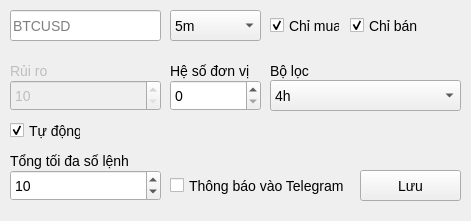
First picture: the form in ui/EditWindow.ui, repository nguyenvantat1182002/rsi-signal-bot, before the edit.
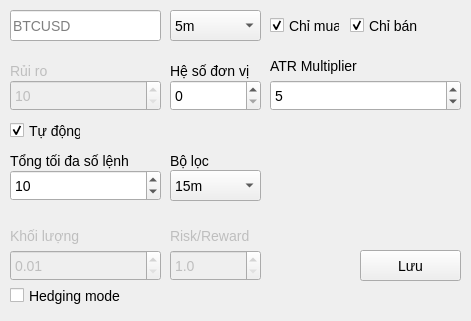
Second picture: the form after the edit.

The edit to the form file:
```diff
--- a/ui/EditWindow.ui
+++ b/ui/EditWindow.ui
@@ -7,21 +7,9 @@
     <x>0</x>
     <y>0</y>
     <width>471</width>
-    <height>221</height>
+    <height>321</height>
    </rect>
   </property>
-  <property name="minimumSize">
-   <size>
-    <width>471</width>
-    <height>221</height>
-   </size>
-  </property>
-  <property name="maximumSize">
-   <size>
-    <width>471</width>
-    <height>221</height>
-   </size>
-  </property>
   <property name="windowTitle">
    <string>TRADER 2 - EDIT</string>
   </property>
@@ -204,7 +192,7 @@
     <property name="geometry">
      <rect>
       <x>360</x>
-      <y>170</y>
+      <y>250</y>
       <width>101</width>
       <height>31</height>
      </rect>
@@ -245,8 +233,8 @@
    <widget class="QLabel" name="label_4">
     <property name="geometry">
      <rect>
-      <x>270</x>
-      <y>60</y>
+      <x>170</x>
+      <y>150</y>
       <width>47</width>
       <height>21</height>
      </rect>
@@ -258,9 +246,9 @@
    <widget class="QComboBox" name="comboBox_2">
     <property name="geometry">
      <rect>
-      <x>270</x>
-      <y>80</y>
-      <width>191</width>
+      <x>170</x>
+      <y>170</y>
+      <width>91</width>
       <height>31</height>
      </rect>
     </property>
@@ -270,6 +258,16 @@
     <property name="currentIndex">
      <number>0</number>
     </property>
+    <item>
+     <property name="text">
+      <string>15m</string>
+     </property>
+    </item>
+    <item>
+     <property name="text">
+      <string>1h</string>
+     </property>
+    </item>
     <item>
      <property name="text">
       <string>4h</string>
@@ -284,9 +282,9 @@
    <widget class="QCheckBox" name="checkBox_4">
     <property name="geometry">
      <rect>
-      <x>170</x>
-      <y>170</y>
-      <width>181</width>
+      <x>10</x>
+      <y>280</y>
+      <width>121</width>
       <height>31</height>
      </rect>
     </property>
@@ -294,7 +292,115 @@
      <cursorShape>PointingHandCursor</cursorShape>
     </property>
     <property name="text">
-     <string>Thông báo vào Telegram</string>
+     <string>Hedging mode</string>
+    </property>
+   </widget>
+   <widget class="QDoubleSpinBox" name="doubleSpinBox">
+    <property name="enabled">
+     <bool>false</bool>
+    </property>
+    <property name="geometry">
+     <rect>
+      <x>10</x>
+      <y>250</y>
+      <width>151</width>
+      <height>31</height>
+     </rect>
+    </property>
+    <property name="minimum">
+     <double>0.010000000000000</double>
+    </property>
+    <property name="maximum">
+     <double>0.100000000000000</double>
+    </property>
+    <property name="singleStep">
+     <double>0.010000000000000</double>
+    </property>
+   </widget>
+   <widget class="QLabel" name="label_5">
+    <property name="enabled">
+     <bool>false</bool>
+    </property>
+    <property name="geometry">
+     <rect>
+      <x>10</x>
+      <y>220</y>
+      <width>71</width>
+      <height>31</height>
+     </rect>
+    </property>
+    <property name="text">
+     <string>Khối lượng</string>
+    </property>
+   </widget>
+   <widget class="QLabel" name="label_6">
+    <property name="geometry">
+     <rect>
+      <x>270</x>
+      <y>50</y>
+      <width>91</width>
+      <height>31</height>
+     </rect>
+    </property>
+    <property name="text">
+     <string>ATR Multiplier</string>
+    </property>
+   </widget>
+   <widget class="QSpinBox" name="spinBox_4">
+    <property name="geometry">
+     <rect>
+      <x>270</x>
+      <y>80</y>
+      <width>191</width>
+      <height>31</height>
+     </rect>
+    </property>
+    <property name="minimum">
+     <number>1</number>
+    </property>
+    <property name="value">
+     <number>5</number>
+    </property>
+   </widget>
+   <widget class="QLabel" name="label_7">
+    <property name="enabled">
+     <bool>false</bool>
+    </property>
+    <property name="geometry">
+     <rect>
+      <x>170</x>
+      <y>220</y>
+      <width>91</width>
+      <height>31</height>
+     </rect>
+    </property>
+    <property name="text">
+     <string>Risk/Reward</string>
+    </property>
+   </widget>
+   <widget class="QDoubleSpinBox" name="doubleSpinBox_2">
+    <property name="enabled">
+     <bool>false</bool>
+    </property>
+    <property name="geometry">
+     <rect>
+      <x>170</x>
+      <y>250</y>
+      <width>91</width>
+      <height>31</height>
+     </rect>
+    </property>
+    <property name="decimals">
+     <number>1</number>
+    </property>
+    <property name="minimum">
+     <double>1.000000000000000</double>
+    </property>
+    <property name="maximum">
+     <double>10.000000000000000</double>
+    </property>
+    <property name="singleStep">
+     <double>0.500000000000000</double>
     </property>
    </widget>
   </widget>
```
Left out of the diff: 4 changed lines with no effect on the pictures.
